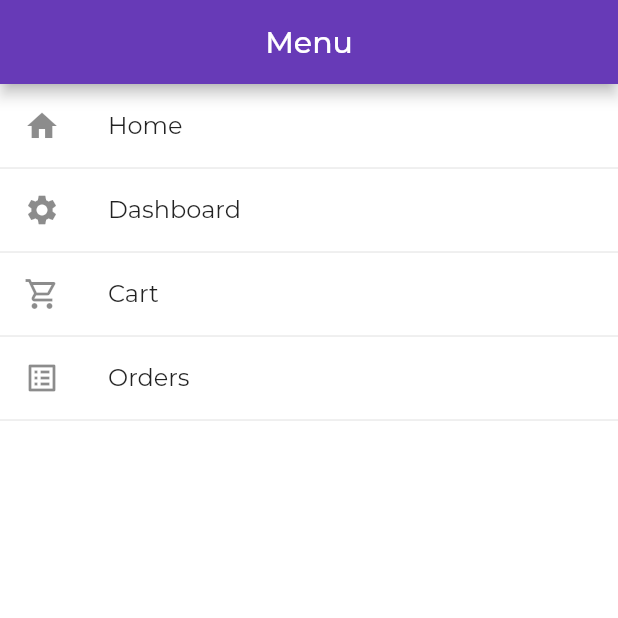
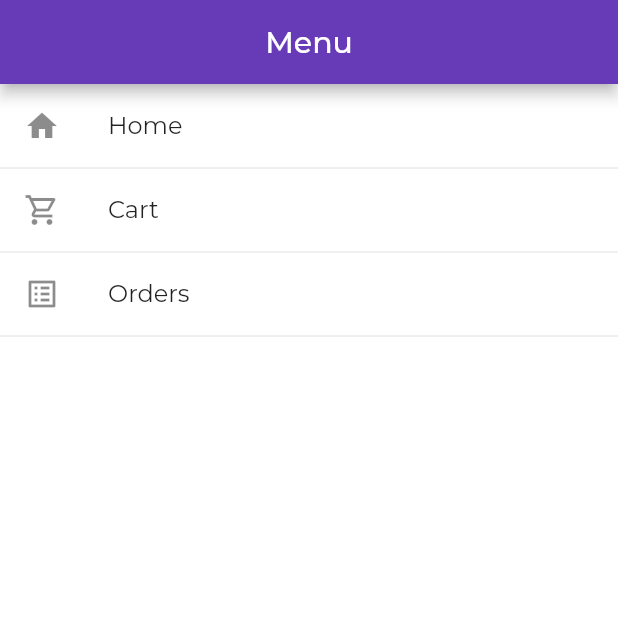
Before and after one commit to Jaloliddin-Fozilov/book_store, a Flutter app: the AppDrawer screen opened directly, on a phone screen of 412 x 824 dp, the top half of it. Run offline on Flutter 3.47's test engine with Material 2 defaults, Android fonts, the phone set to English and light mode, and no system bars; our stand-ins replace google_fonts, shared_preferences; accounts and stored records are empty; network calls fail.

```diff
--- a/lib/screens/home_page.dart
+++ b/lib/screens/home_page.dart
@@ -1,8 +1,11 @@
 import 'package:flutter/material.dart';
+import 'package:provider/provider.dart';
 
 import './home_tab.dart';
 import './books_page.dart';
 import 'profile.dart';
+
+import '../providers/auth.dart';
 
 import '../widgets/app_drawer.dart';
 import '../widgets/my_search_delegate.dart';
@@ -34,6 +37,7 @@ class _HomePageState extends State<HomePage> {
 
   @override
   Widget build(BuildContext context) {
+    final auth = Provider.of<Auth>(context);
     final GlobalKey<ScaffoldState> _scaffoldKey = GlobalKey<ScaffoldState>();
     return Scaffold(
       key: _scaffoldKey,
@@ -66,7 +70,7 @@ class _HomePageState extends State<HomePage> {
         elevation: 0,
       ),
       drawer: const AppDrawer(),
-      body: _pages[_currentIndex],
+      body: auth.isAuth ? _pages[_currentIndex] : _pages[2],
       bottomNavigationBar: SizedBox(
         height: 70,
         child: ClipRRect(
--- a/lib/screens/profile.dart
+++ b/lib/screens/profile.dart
@@ -21,9 +21,9 @@ class Profile extends StatelessWidget {
                 future: authdata.autoLogin(),
                 builder: (c, snapshot) {
                   if (snapshot.connectionState == ConnectionState.waiting) {
+                    return ProfileScreen(authorId: author.id);
+                  } else {
                     return const SignScreen();
-                  } else {
-                    return ProfileScreen(authorId: author.id);
                   }
                 },
               );
--- a/lib/widgets/app_drawer.dart
+++ b/lib/widgets/app_drawer.dart
@@ -1,10 +1,14 @@
 import 'package:flutter/material.dart';
+import 'package:provider/provider.dart';
+
+import '../providers/auth.dart';
 
 class AppDrawer extends StatelessWidget {
   const AppDrawer({Key? key}) : super(key: key);
 
   @override
   Widget build(BuildContext context) {
+    final auth = Provider.of<Auth>(context);
     return Drawer(
       child: Scaffold(
         appBar: AppBar(
@@ -22,14 +26,18 @@ class AppDrawer extends StatelessWidget {
             const Divider(
               height: 0,
             ),
-            ListTile(
-              leading: const Icon(Icons.settings),
-              title: const Text('Dashboard'),
-              onTap: () => Navigator.of(context).pushNamed('/dashboard'),
-            ),
-            const Divider(
-              height: 0,
-            ),
+            auth.isAuth
+                ? ListTile(
+                    leading: const Icon(Icons.settings),
+                    title: const Text('Dashboard'),
+                    onTap: () => Navigator.of(context).pushNamed('/dashboard'),
+                  )
+                : const SizedBox(),
+            auth.isAuth
+                ? const Divider(
+                    height: 0,
+                  )
+                : const SizedBox(),
             ListTile(
               leading: const Icon(Icons.shopping_cart_outlined),
               title: const Text('Cart'),
@@ -46,6 +54,18 @@ class AppDrawer extends StatelessWidget {
             const Divider(
               height: 0,
             ),
+            auth.isAuth
+                ? ListTile(
+                    leading: const Icon(Icons.exit_to_app),
+                    title: const Text('Exit'),
+                    onTap: () => auth.logout(),
+                  )
+                : const SizedBox(),
+            auth.isAuth
+                ? const Divider(
+                    height: 0,
+                  )
+                : const SizedBox(),
           ],
         ),
       ),
```
Also changed, not shown: lib/screens/book_detail_page.dart (+15 -5 lines).
